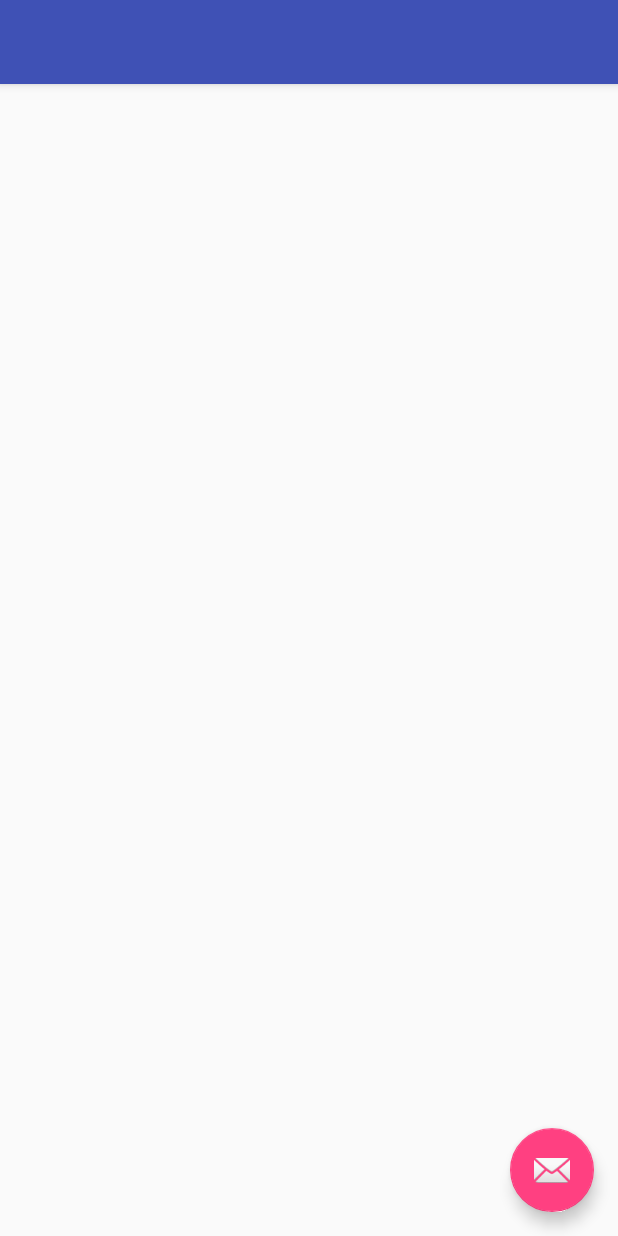
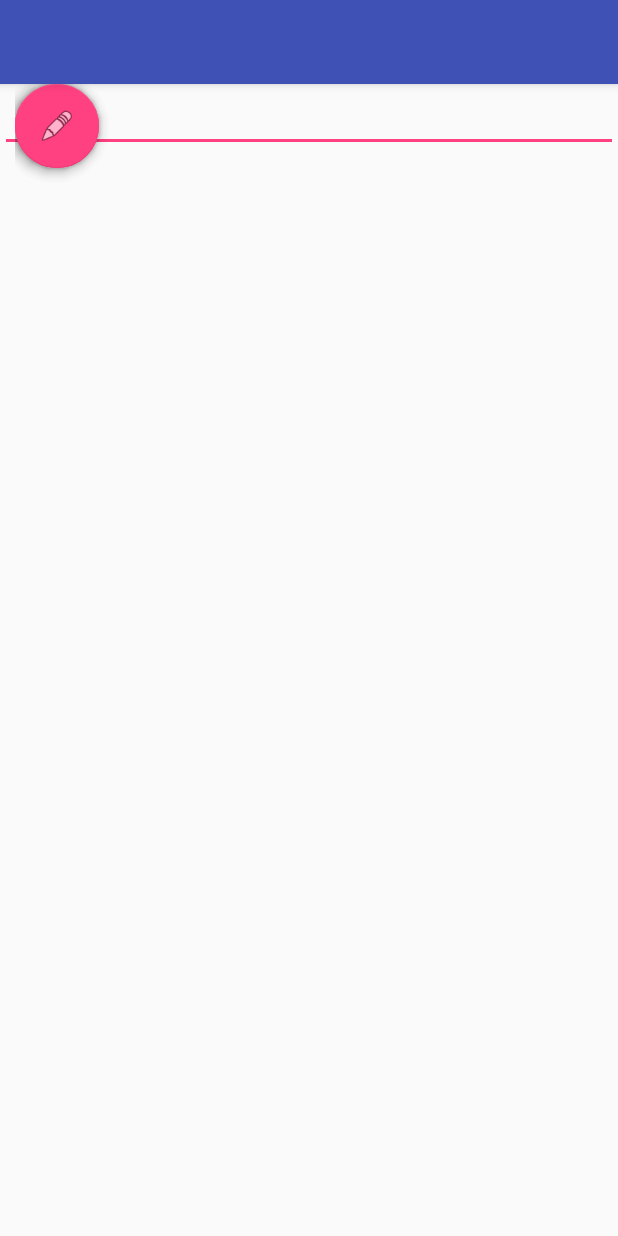
Before and after one commit to davanB/Conduit, an Android app: the layout activity_main.xml on its own in the app's theme, with its tools: preview values and no code run, on a phone screen of 412 x 824 dp. Run offline under Robolectric (Android 15) with nearby library versions, the phone set to English and light mode, and no system bars; plain views replace FloatingActionButton, FloatingActionMenu.

Commit message:
clean up code and begin to addd user text input

```diff
--- a/PhoneApp/Conduit/app/src/main/res/layout/activity_main.xml
+++ b/PhoneApp/Conduit/app/src/main/res/layout/activity_main.xml
@@ -23,12 +23,4 @@
 
     <include layout="@layout/content_main"/>
 
-    <android.support.design.widget.FloatingActionButton
-        android:id="@+id/fab"
-        android:layout_width="wrap_content"
-        android:layout_height="wrap_content"
-        android:layout_gravity="bottom|end"
-        android:layout_margin="@dimen/fab_margin"
-        app:srcCompat="@android:drawable/ic_dialog_email" />
-
 </android.support.design.widget.CoordinatorLayout>
--- a/PhoneApp/Conduit/app/src/main/res/layout/content_main.xml
+++ b/PhoneApp/Conduit/app/src/main/res/layout/content_main.xml
@@ -10,47 +10,50 @@
     tools:showIn="@layout/activity_main"
     tools:context="ca.uwaterloo.fydp.conduit.MainActivity">
 
+    <EditText
+        android:id="@+id/plain_text_input"
+        android:layout_height="wrap_content"
+        android:layout_width="match_parent"
+        android:inputType="text"/>
+
 
     <com.github.clans.fab.FloatingActionMenu
-        android:id="@+id/menu_red"
-        android:layout_width="0dp"
-        android:layout_height="0dp"
+        android:id="@+id/main_menu"
+        android:layout_width="match_parent"
+        android:layout_height="match_parent"
         android:layout_alignParentBottom="true"
         android:layout_alignParentRight="true"
         android:paddingRight="10dp"
         android:paddingBottom="10dp"
         android:paddingLeft="10dp"
-        android:src="@android:drawable/btn_plus"
         fab:menu_labels_ellipsize="end"
         fab:menu_labels_singleLine="true"
         fab:menu_backgroundColor="#ccffffff"
-        fab:menu_fab_label="Menu label"
-        tools:layout_editor_absoluteY="8dp"
-        tools:layout_editor_absoluteX="8dp">
+        fab:menu_fab_label="Compose Message">
 
         <com.github.clans.fab.FloatingActionButton
-            android:id="@+id/fab1"
+            android:id="@+id/media"
             android:layout_width="wrap_content"
             android:layout_height="wrap_content"
-            android:src="@android:drawable/btn_star"
+            android:src="@android:drawable/ic_menu_edit"
             fab:fab_size="mini"
-            fab:fab_label="Disabled" />
+            fab:fab_label="Media" />
 
         <com.github.clans.fab.FloatingActionButton
-            android:id="@+id/fab2"
+            android:id="@+id/map"
             android:layout_width="wrap_content"
             android:layout_height="wrap_content"
-            android:src="@android:drawable/btn_star"
+            android:src="@android:drawable/ic_menu_edit"
             fab:fab_size="mini"
-            fab:fab_label="Remove button" />
+            fab:fab_label="Map" />
 
         <com.github.clans.fab.FloatingActionButton
-            android:id="@+id/fab3"
+            android:id="@+id/text"
             android:layout_width="wrap_content"
             android:layout_height="wrap_content"
-            android:src="@android:drawable/btn_star"
+            android:src="@android:drawable/ic_menu_edit"
             fab:fab_size="mini"
-            fab:fab_label="Restore Button" />
+            fab:fab_label="Text" />
 
     </com.github.clans.fab.FloatingActionMenu>
 
```
Also changed, not shown: PhoneApp/Conduit/app/src/main/java/ca/uwaterloo/fydp/conduit/MainActivity.java (+31 -28 lines).
